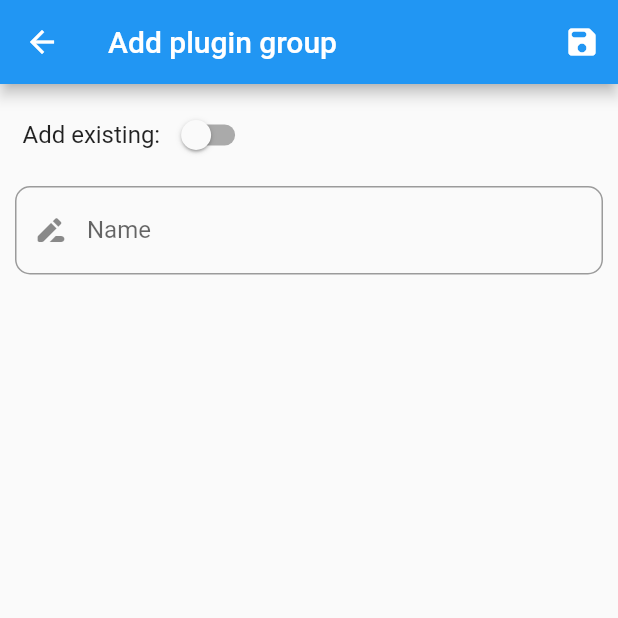
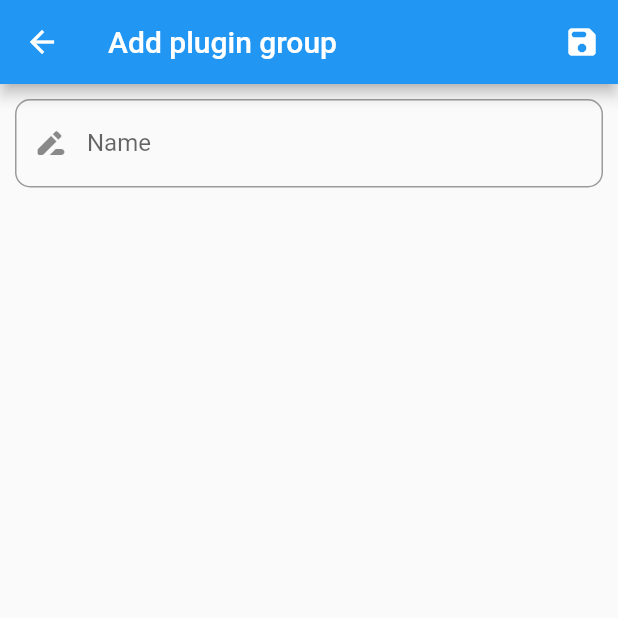
Before and after one commit to Mathematti/Plugpack, a Flutter app: the screen it shows after launch, item 3 of the bottom bar chosen, after a tap on the "add" icon, on a phone screen of 412 x 824 dp, the top half of it. Run offline on Flutter 3.47's test engine with Material 2 defaults, Android fonts, the phone set to English and light mode, and no system bars.

Commit message:
Remove option to add existing group when adding a general new one

```diff
--- a/lib/gui/plugin_group/add_plugin_group_gui.dart
+++ b/lib/gui/plugin_group/add_plugin_group_gui.dart
@@ -132,3 +132,48 @@ class _PluginGroupGUIState extends State<PluginGroupGUI> {
     );
   }
 }
+
+class AddNewPluginGroupGUI extends StatefulWidget {
+  const AddNewPluginGroupGUI({Key? key}) : super(key: key);
+
+  @override
+  _AddNewPluginGroupGUIState createState() => _AddNewPluginGroupGUIState();
+}
+
+class _AddNewPluginGroupGUIState extends State<AddNewPluginGroupGUI> {
+  final nameController = TextEditingController();
+
+  void save(BuildContext context) {
+    PluginGroup.addPluginGroup(nameController.text);
+    Navigator.of(context).pop(true);
+  }
+
+  @override
+  Widget build(BuildContext context) {
+    return Scaffold(
+      appBar: AppBar(
+        title: const Text("Add plugin group"),
+        actions: [
+          IconButton(
+              onPressed: () {
+                save(context);
+              },
+              icon: const Icon(Icons.save_rounded)),
+        ],
+      ),
+      body: Container(
+        child: TextFormField(
+          controller: nameController,
+          decoration: InputDecoration(
+            labelText: "Name",
+            prefixIcon: const Icon(Icons.drive_file_rename_outline_rounded),
+            border: OutlineInputBorder(
+              borderRadius: BorderRadius.circular(10),
+            ),
+          ),
+        ),
+        padding: const EdgeInsets.all(10),
+      ),
+    );
+  }
+}
--- a/lib/gui/plugin_group/list_plugin_group_gui.dart
+++ b/lib/gui/plugin_group/list_plugin_group_gui.dart
@@ -162,7 +162,7 @@ class _AllPluginGroupListGUIState extends State<AllPluginGroupListGUI> {
       floatingActionButton: FloatingActionButton(
         tooltip: "Add plugin group",
         onPressed: () {
-          Navigator.of(context).pushNamed("/addPluginGroup").then((_) {
+          Navigator.of(context).pushNamed("/addNewPluginGroup").then((_) {
             setState(() {});
           });
         },
--- a/lib/gui/server/server_gui.dart
+++ b/lib/gui/server/server_gui.dart
@@ -24,7 +24,7 @@ class _ServerListGUIState extends State<ServerListGUI> {
           Container(
             child: Text(
                 Server.servers.isEmpty
-                    ? "Please add  a server first!"
+                    ? "Please add a server first!"
                     : "Your servers:",
                 style: const TextStyle(fontSize: 18)),
             margin: const EdgeInsets.all(20),
--- a/lib/main.dart
+++ b/lib/main.dart
@@ -153,6 +153,7 @@ class ContentState extends State<Content> {
       routes: {
         "/addServer": (BuildContext context) => ServerGUI(),
         "/addPluginGroup": (BuildContext context) => const PluginGroupGUI(),
+        "/addNewPluginGroup": (BuildContext context) => const AddNewPluginGroupGUI(),
         "/listPluginGroups": (BuildContext context) =>
             const PluginGroupListGUI(),
         "/addPlugin": (BuildContext context) => const AddPluginGUI(),
```
Lines whose indentation alone changed are shown as unchanged.
